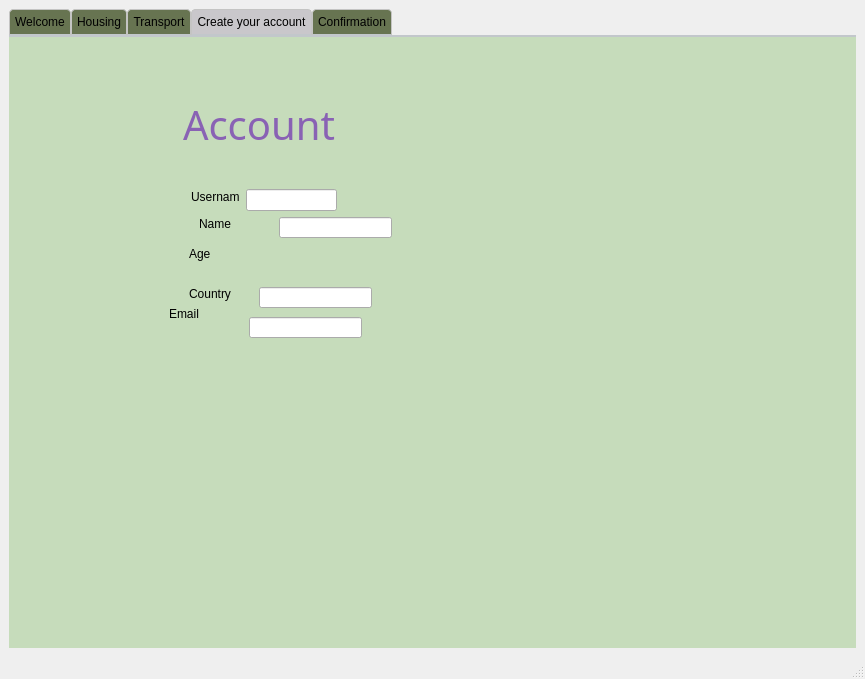
The window that C201_NewBeginnings/newBeginnings/mainwindow.ui (cgneo/CarbonTracker) describes before a commit, drawn with Qt 5.
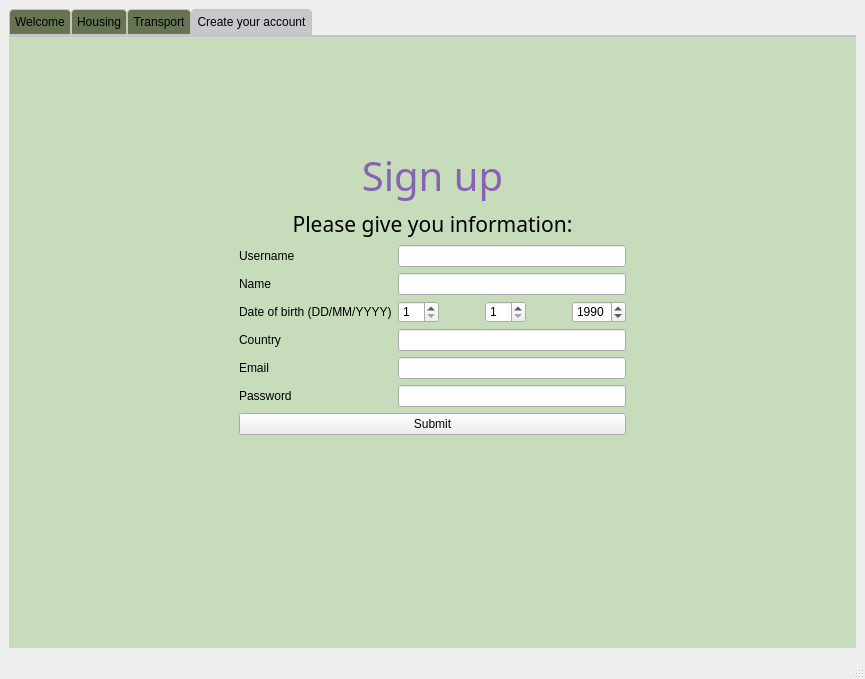
The same window after the commit. The open tabs and pages were chosen to show the change.

Patch:
```diff
--- a/C201_NewBeginnings/newBeginnings/mainwindow.ui
+++ b/C201_NewBeginnings/newBeginnings/mainwindow.ui
@@ -14,7 +14,7 @@
    <string>MainWindow</string>
   </property>
   <widget class="QWidget" name="centralwidget">
-   <layout class="QGridLayout" name="gridLayout_10">
+   <layout class="QGridLayout" name="gridLayout_13">
     <item row="0" column="0">
      <widget class="QTabWidget" name="tabMain">
       <property name="palette">
@@ -1026,141 +1026,9 @@
        <attribute name="title">
         <string>Create your account</string>
        </attribute>
-       <widget class="QLabel" name="label_27">
-        <property name="geometry">
-         <rect>
-          <x>150</x>
-          <y>60</y>
-          <width>200</width>
-          <height>49</height>
-         </rect>
-        </property>
-        <property name="font">
-         <font>
-          <family>Gill Sans</family>
-          <pointsize>30</pointsize>
-         </font>
-        </property>
-        <property name="text">
-         <string>&lt;html&gt;&lt;head/&gt;&lt;body&gt;&lt;p align=&quot;center&quot;&gt;&lt;span style=&quot; color:#8962b4;&quot;&gt;Account&lt;/span&gt;&lt;/p&gt;&lt;/body&gt;&lt;/html&gt;</string>
-        </property>
-        <property name="textFormat">
-         <enum>Qt::AutoText</enum>
-        </property>
-       </widget>
-       <widget class="QLabel" name="label_2">
-        <property name="geometry">
-         <rect>
-          <x>182</x>
-          <y>152</y>
-          <width>49</width>
-          <height>16</height>
-         </rect>
-        </property>
-        <property name="text">
-         <string>Username</string>
-        </property>
-       </widget>
-       <widget class="QLineEdit" name="lineEdit_2">
-        <property name="geometry">
-         <rect>
-          <x>270</x>
-          <y>180</y>
-          <width>113</width>
-          <height>21</height>
-         </rect>
-        </property>
-       </widget>
-       <widget class="QLineEdit" name="lineEdit_4">
-        <property name="geometry">
-         <rect>
-          <x>250</x>
-          <y>250</y>
-          <width>113</width>
-          <height>21</height>
-         </rect>
-        </property>
-       </widget>
-       <widget class="QLineEdit" name="lineEdit_5">
-        <property name="geometry">
-         <rect>
-          <x>240</x>
-          <y>280</y>
-          <width>113</width>
-          <height>21</height>
-         </rect>
-        </property>
-       </widget>
-       <widget class="QLabel" name="label_3">
-        <property name="geometry">
-         <rect>
-          <x>190</x>
-          <y>180</y>
-          <width>47</width>
-          <height>14</height>
-         </rect>
-        </property>
-        <property name="text">
-         <string>Name</string>
-        </property>
-       </widget>
-       <widget class="QLabel" name="label_4">
-        <property name="geometry">
-         <rect>
-          <x>180</x>
-          <y>210</y>
-          <width>47</width>
-          <height>14</height>
-         </rect>
-        </property>
-        <property name="text">
-         <string>Age</string>
-        </property>
-       </widget>
-       <widget class="QLabel" name="label_7">
-        <property name="geometry">
-         <rect>
-          <x>180</x>
-          <y>250</y>
-          <width>47</width>
-          <height>14</height>
-         </rect>
-        </property>
-        <property name="text">
-         <string>Country</string>
-        </property>
-       </widget>
-       <widget class="QLabel" name="label_8">
-        <property name="geometry">
-         <rect>
-          <x>160</x>
-          <y>270</y>
-          <width>47</width>
-          <height>14</height>
-         </rect>
-        </property>
-        <property name="text">
-         <string>Email</string>
-        </property>
-       </widget>
-       <widget class="QLineEdit" name="lineEdit">
-        <property name="geometry">
-         <rect>
-          <x>237</x>
-          <y>152</y>
-          <width>91</width>
-          <height>22</height>
-         </rect>
-        </property>
-       </widget>
-      </widget>
-      <widget class="QWidget" name="tab_4">
-       <attribute name="title">
-        <string>Confirmation</string>
-       </attribute>
-       <layout class="QGridLayout" name="gridLayout_11">
+       <layout class="QGridLayout" name="gridLayout_10">
         <item row="0" column="0">
-         <layout class="QVBoxLayout" name="verticalLayout_14">
+         <layout class="QVBoxLayout" name="verticalLayout_19">
           <item>
            <spacer name="verticalSpacer_10">
             <property name="orientation">
@@ -1192,22 +1060,221 @@
             <item>
              <layout class="QVBoxLayout" name="verticalLayout_13">
               <item>
-               <widget class="QLabel" name="label">
+               <widget class="QLabel" name="label_27">
+                <property name="font">
+                 <font>
+                  <family>Gill Sans</family>
+                  <pointsize>30</pointsize>
+                 </font>
+                </property>
                 <property name="text">
-                 <string>Get started!</string>
+                 <string>&lt;html&gt;&lt;head/&gt;&lt;body&gt;&lt;p align=&quot;center&quot;&gt;&lt;span style=&quot; color:#8962b4;&quot;&gt;Sign up&lt;/span&gt;&lt;/p&gt;&lt;/body&gt;&lt;/html&gt;</string>
                 </property>
-                <property name="alignment">
-                 <set>Qt::AlignCenter</set>
+                <property name="textFormat">
+                 <enum>Qt::AutoText</enum>
                 </property>
                </widget>
               </item>
               <item>
-               <widget class="QPushButton" name="pushButton">
+               <widget class="QLabel" name="label_28">
+                <property name="font">
+                 <font>
+                  <family>Gill Sans</family>
+                  <pointsize>16</pointsize>
+                 </font>
+                </property>
                 <property name="text">
-                 <string>Submit</string>
+                 <string>&lt;html&gt;&lt;head/&gt;&lt;body&gt;&lt;p align=&quot;center&quot;&gt;Please give you information:&lt;/p&gt;&lt;/body&gt;&lt;/html&gt;</string>
                 </property>
+                <property name="textFormat">
+                 <enum>Qt::RichText</enum>
+                </property>
                </widget>
               </item>
+              <item>
+               <layout class="QHBoxLayout" name="horizontalLayout_10">
+                <item>
+                 <spacer name="horizontalSpacer_13">
+                  <property name="orientation">
+                   <enum>Qt::Horizontal</enum>
+                  </property>
+                  <property name="sizeHint" stdset="0">
+                   <size>
+                    <width>40</width>
+                    <height>20</height>
+                   </size>
+                  </property>
+                 </spacer>
+                </item>
+                <item>
+                 <layout class="QVBoxLayout" name="verticalLayout_21">
+                  <item>
+                   <layout class="QHBoxLayout" name="horizontalLayout_9">
+                    <item>
+                     <layout class="QVBoxLayout" name="verticalLayout_22">
+                      <item>
+                       <widget class="QLabel" name="label_2">
+                        <property name="text">
+                         <string>Username</string>
+                        </property>
+                       </widget>
+                      </item>
+                      <item>
+                       <widget class="QLabel" name="label_3">
+                        <property name="text">
+                         <string>Name</string>
+                        </property>
+                       </widget>
+                      </item>
+                      <item>
+                       <widget class="QLabel" name="label_10">
+                        <property name="text">
+                         <string>Date of birth (DD/MM/YYYY)</string>
+                        </property>
+                       </widget>
+                      </item>
+                      <item>
+                       <widget class="QLabel" name="label_7">
+                        <property name="text">
+                         <string>Country</string>
+                        </property>
+                       </widget>
+                      </item>
+                      <item>
+                       <widget class="QLabel" name="label_8">
+                        <property name="text">
+                         <string>Email</string>
+                        </property>
+                       </widget>
+                      </item>
+                      <item>
+                       <widget class="QLabel" name="label_9">
+                        <property name="text">
+                         <string>Password</string>
+                        </property>
+                       </widget>
+                      </item>
+                     </layout>
+                    </item>
+                    <item>
+                     <layout class="QVBoxLayout" name="verticalLayout_23">
+                      <item>
+                       <widget class="QLineEdit" name="lineEdit">
+                        <property name="minimumSize">
+                         <size>
+                          <width>150</width>
+                          <height>0</height>
+                         </size>
+                        </property>
+                       </widget>
+                      </item>
+                      <item>
+                       <widget class="QLineEdit" name="lineEdit_2"/>
+                      </item>
+                      <item>
+                       <layout class="QHBoxLayout" name="horizontalLayout_12">
+                        <item>
+                         <widget class="QSpinBox" name="spinBox_2">
+                          <property name="minimum">
+                           <number>1</number>
+                          </property>
+                          <property name="maximum">
+                           <number>31</number>
+                          </property>
+                         </widget>
+                        </item>
+                        <item>
+                         <spacer name="horizontalSpacer_16">
+                          <property name="orientation">
+                           <enum>Qt::Horizontal</enum>
+                          </property>
+                          <property name="sizeHint" stdset="0">
+                           <size>
+                            <width>40</width>
+                            <height>20</height>
+                           </size>
+                          </property>
+                         </spacer>
+                        </item>
+                        <item>
+                         <widget class="QSpinBox" name="spinBox_3">
+                          <property name="minimum">
+                           <number>1</number>
+                          </property>
+                          <property name="maximum">
+                           <number>12</number>
+                          </property>
+                         </widget>
+                        </item>
+                        <item>
+                         <spacer name="horizontalSpacer_15">
+                          <property name="orientation">
+                           <enum>Qt::Horizontal</enum>
+                          </property>
+                          <property name="sizeHint" stdset="0">
+                           <size>
+                            <width>40</width>
+                            <height>20</height>
+                           </size>
+                          </property>
+                         </spacer>
+                        </item>
+                        <item>
+                         <widget class="QSpinBox" name="spinBox">
+                          <property name="minimum">
+                           <number>1000</number>
+                          </property>
+                          <property name="maximum">
+                           <number>2021</number>
+                          </property>
+                          <property name="value">
+                           <number>1990</number>
+                          </property>
+                         </widget>
+                        </item>
+                       </layout>
+                      </item>
+                      <item>
+                       <widget class="QLineEdit" name="lineEdit_4"/>
+                      </item>
+                      <item>
+                       <widget class="QLineEdit" name="lineEdit_5"/>
+                      </item>
+                      <item>
+                       <widget class="QLineEdit" name="lineEdit_3">
+                        <property name="echoMode">
+                         <enum>QLineEdit::Password</enum>
+                        </property>
+                       </widget>
+                      </item>
+                     </layout>
+                    </item>
+                   </layout>
+                  </item>
+                  <item>
+                   <widget class="QPushButton" name="buttonAccount">
+                    <property name="text">
+                     <string>Submit</string>
+                    </property>
+                   </widget>
+                  </item>
+                 </layout>
+                </item>
+                <item>
+                 <spacer name="horizontalSpacer_17">
+                  <property name="orientation">
+                   <enum>Qt::Horizontal</enum>
+                  </property>
+                  <property name="sizeHint" stdset="0">
+                   <size>
+                    <width>40</width>
+                    <height>20</height>
+                   </size>
+                  </property>
+                 </spacer>
+                </item>
+               </layout>
+              </item>
              </layout>
             </item>
             <item>
```
Left out of the diff: 16 changed lines with no effect on the pictures.
